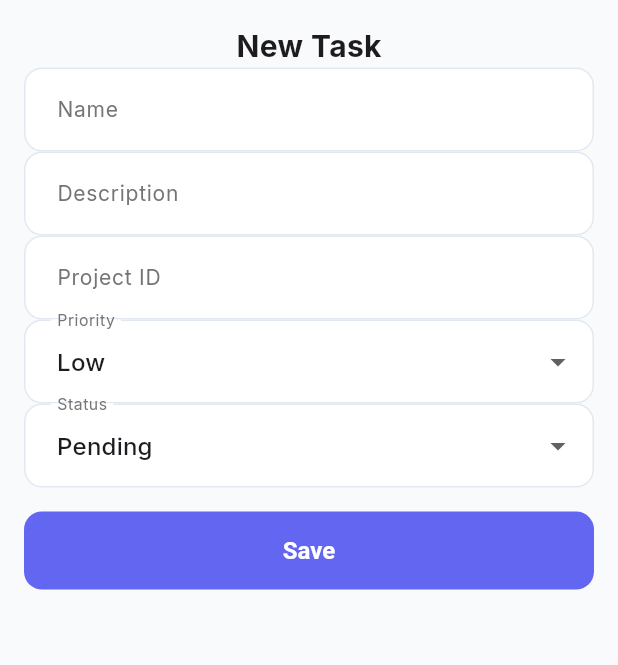
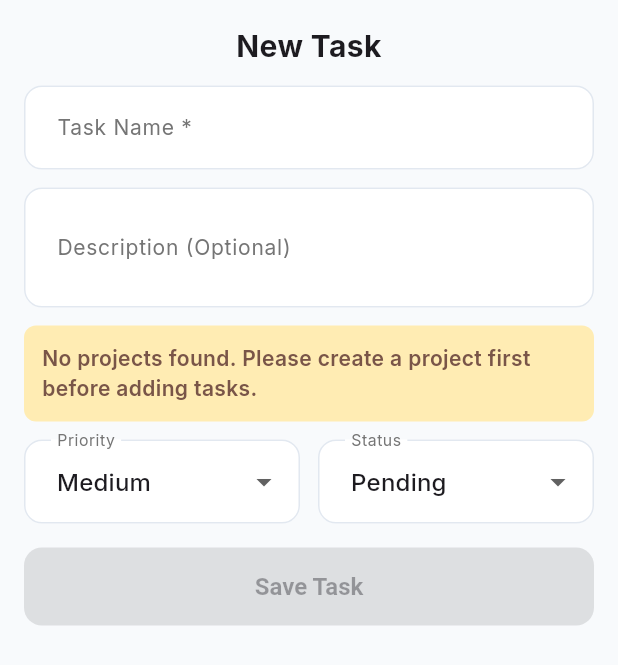
Before and after one commit to saalini-t/ISMO_photonics, a Flutter app: the TaskFormDialog widget shown alone on an empty page, opened directly, on a phone screen of 412 x 824 dp. Shown: the top 665 px of the screen. Run offline on Flutter 3.47's test engine with Material 3 defaults, Android fonts, the phone set to English and light mode, and no system bars; our stand-ins replace dio, flutter_riverpod, flutter_secure_storage, go_router, google_fonts, shared_preferences; accounts and stored records are empty; network calls fail.

Commit message:
fix(mobile): update Project and Task form dialogs with dropdown selectors, clean validation payloads, and user-facing error handling

```diff
--- a/mobile/lib/widgets/task_form_dialog.dart
+++ b/mobile/lib/widgets/task_form_dialog.dart
@@ -1,7 +1,9 @@
 import 'package:flutter/material.dart';
 import 'package:flutter_riverpod/flutter_riverpod.dart';
 import 'package:mobile/models/task.dart';
+import 'package:mobile/providers/project_provider.dart';
 import 'package:mobile/providers/task_provider.dart';
+import 'package:mobile/services/api_service.dart';
 
 class TaskFormDialog extends ConsumerStatefulWidget {
   final Task? task;
@@ -19,49 +21,108 @@ class _TaskFormDialogState extends ConsumerState<TaskFormDialog> {
   late String _description;
   late String _priority;
   late String _status;
-  late String _projectId;
+  String? _selectedProjectId;
+  bool _isSubmitting = false;
 
   @override
   void initState() {
     super.initState();
     _name = widget.task?.name ?? '';
     _description = widget.task?.description ?? '';
-    _priority = widget.task?.priority ?? 'LOW';
+    _priority = widget.task?.priority ?? 'MEDIUM';
     _status = widget.task?.status ?? 'PENDING';
-    _projectId = widget.task?.projectId ?? widget.projectId ?? '';
+    _selectedProjectId = widget.task?.projectId ?? widget.projectId;
   }
 
   @override
   Widget build(BuildContext context) {
+    final projectsState = ref.watch(projectsProvider);
+    final projects = projectsState.projects;
+
+    // Auto-select first project if none selected and projects exist
+    if (_selectedProjectId == null && projects.isNotEmpty) {
+      _selectedProjectId = projects.first.id;
+    }
+
     return Padding(
-      padding: EdgeInsets.only(bottom: MediaQuery.of(context).viewInsets.bottom, left: 16, right: 16, top: 16),
+      padding: EdgeInsets.only(
+        bottom: MediaQuery.of(context).viewInsets.bottom + 16,
+        left: 16,
+        right: 16,
+        top: 16,
+      ),
       child: Form(
         key: _formKey,
         child: Column(
           mainAxisSize: MainAxisSize.min,
+          crossAxisAlignment: CrossAxisAlignment.stretch,
           children: [
-            Text(widget.task == null ? 'New Task' : 'Edit Task', style: const TextStyle(fontSize: 20, fontWeight: FontWeight.bold)),
+            Text(
+              widget.task == null ? 'New Task' : 'Edit Task',
+              style: const TextStyle(fontSize: 20, fontWeight: FontWeight.bold),
+              textAlign: TextAlign.center,
+            ),
+            const SizedBox(height: 12),
             TextFormField(
               initialValue: _name,
-              decoration: const InputDecoration(labelText: 'Name'),
+              decoration: const InputDecoration(
+                labelText: 'Task Name *',
+                border: OutlineInputBorder(),
+              ),
               onSaved: (val) => _name = val ?? '',
-              validator: (val) => val == null || val.isEmpty ? 'Required' : null,
+              validator: (val) => val == null || val.trim().isEmpty ? 'Task name is required' : null,
             ),
+            const SizedBox(height: 12),
             TextFormField(
               initialValue: _description,
-              decoration: const InputDecoration(labelText: 'Description'),
+              decoration: const InputDecoration(
+                labelText: 'Description (Optional)',
+                border: OutlineInputBorder(),
+              ),
+              maxLines: 2,
               onSaved: (val) => _description = val ?? '',
-              validator: (val) => val == null || val.isEmpty ? 'Required' : null,
             ),
-            TextFormField(
-              initialValue: _projectId,
-              decoration: const InputDecoration(labelText: 'Project ID'),
-              onSaved: (val) => _projectId = val ?? '',
-              validator: (val) => val == null || val.isEmpty ? 'Required' : null,
+            const SizedBox(height: 12),
+            if (projects.isNotEmpty)
+              DropdownButtonFormField<String>(
+                value: projects.any((p) => p.id == _selectedProjectId) ? _selectedProjectId : projects.first.id,
+                decoration: const InputDecoration(
+                  labelText: 'Select Project *',
+                  border: OutlineInputBorder(),
                 ),
-            DropdownButtonFormField<String>(
+                items: projects.map((p) {
+                  return DropdownMenuItem(
+                    value: p.id,
+                    child: Text(p.name, overflow: TextOverflow.ellipsis),
+                  );
+                }).toList(),
+                onChanged: (val) {
+                  if (val != null) setState(() => _selectedProjectId = val);
+                },
+                validator: (val) => val == null || val.isEmpty ? 'Project is required' : null,
+              )
+            else
+              Container(
+                padding: const EdgeInsets.all(12),
+                decoration: BoxDecoration(
+                  color: Colors.amber.shade100,
+                  borderRadius: BorderRadius.circular(8),
+                ),
+                child: const Text(
+                  'No projects found. Please create a project first before adding tasks.',
+                  style: TextStyle(color: Colors.brown, fontWeight: FontWeight.w600),
+                ),
+              ),
+            const SizedBox(height: 12),
+            Row(
+              children: [
+                Expanded(
+                  child: DropdownButtonFormField<String>(
                     value: _priority,
-              decoration: const InputDecoration(labelText: 'Priority'),
+                    decoration: const InputDecoration(
+                      labelText: 'Priority',
+                      border: OutlineInputBorder(),
+                    ),
                     items: const [
                       DropdownMenuItem(value: 'LOW', child: Text('Low')),
                       DropdownMenuItem(value: 'MEDIUM', child: Text('Medium')),
@@ -71,9 +132,15 @@ class _TaskFormDialogState extends ConsumerState<TaskFormDialog> {
                       if (val != null) setState(() => _priority = val);
                     },
                   ),
-            DropdownButtonFormField<String>(
+                ),
+                const SizedBox(width: 12),
+                Expanded(
+                  child: DropdownButtonFormField<String>(
                     value: _status,
-              decoration: const InputDecoration(labelText: 'Status'),
+                    decoration: const InputDecoration(
+                      labelText: 'Status',
+                      border: OutlineInputBorder(),
+                    ),
                     items: const [
                       DropdownMenuItem(value: 'PENDING', child: Text('Pending')),
                       DropdownMenuItem(value: 'IN_PROGRESS', child: Text('In Progress')),
@@ -83,29 +150,62 @@ class _TaskFormDialogState extends ConsumerState<TaskFormDialog> {
                       if (val != null) setState(() => _status = val);
                     },
                   ),
+                ),
+              ],
+            ),
             const SizedBox(height: 16),
             ElevatedButton(
-              onPressed: () async {
+              onPressed: (_isSubmitting || (widget.task == null && _selectedProjectId == null))
+                  ? null
+                  : () async {
                       if (_formKey.currentState!.validate()) {
                         _formKey.currentState!.save();
-                  final data = {
-                    'name': _name,
-                    'description': _description,
+                        setState(() => _isSubmitting = true);
+
+                        final data = <String, dynamic>{
+                          'name': _name.trim(),
                           'priority': _priority,
                           'status': _status,
-                    'projectId': _projectId,
                         };
+
+                        if (_description.trim().isNotEmpty) {
+                          data['description'] = _description.trim();
+                        }
+
+                        if (_selectedProjectId != null && _selectedProjectId!.isNotEmpty) {
+                          data['projectId'] = _selectedProjectId;
+                        }
+
+                        try {
                           if (widget.task == null) {
                             await ref.read(tasksProvider.notifier).createTask(data);
                           } else {
                             await ref.read(tasksProvider.notifier).updateTask(widget.task!.id, data);
                           }
                           if (context.mounted) Navigator.pop(context);
+                        } catch (e) {
+                          final errorMessage = e is ApiException ? e.message : e.toString();
+                          if (context.mounted) {
+                            ScaffoldMessenger.of(context).showSnackBar(
+                              SnackBar(
+                                content: Text('Error: $errorMessage'),
+                                backgroundColor: Colors.red,
+                              ),
+                            );
+                          }
+                        } finally {
+                          if (mounted) setState(() => _isSubmitting = false);
+                        }
                       }
                     },
-              child: const Text('Save'),
+              child: _isSubmitting
+                  ? const SizedBox(
+                      height: 20,
+                      width: 20,
+                      child: CircularProgressIndicator(strokeWidth: 2, color: Colors.white),
+                    )
+                  : const Text('Save Task'),
             ),
-            const SizedBox(height: 16),
           ],
         ),
       ),
```
Also changed, not shown: mobile/lib/widgets/project_form_dialog.dart (+64 -13 lines). Lines whose indentation alone changed are shown as unchanged.
